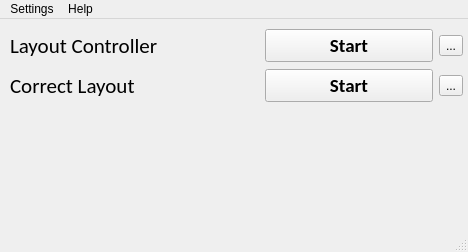
Old version of the form src/Chiya/mainwindow.ui in the repository QYQYMBA/ChiyaProject.
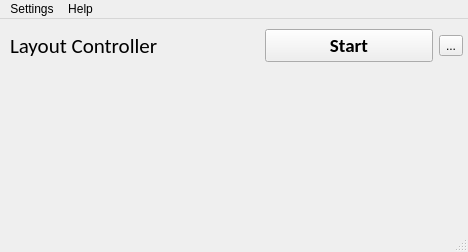
New version of the form.

Commit message: Removed CorrectLayout

```diff
--- a/src/Chiya/mainwindow.ui
+++ b/src/Chiya/mainwindow.ui
@@ -83,75 +83,6 @@
      </item>
     </layout>
    </widget>
-   <widget class="QWidget" name="layoutWidget_2">
-    <property name="geometry">
-     <rect>
-      <x>10</x>
-      <y>50</y>
-      <width>453</width>
-      <height>33</height>
-     </rect>
-    </property>
-    <layout class="QHBoxLayout" name="clHorizontalLayout">
-     <item>
-      <widget class="QLabel" name="clLabel">
-       <property name="font">
-        <font>
-         <family>Calibri</family>
-         <pointsize>16</pointsize>
-        </font>
-       </property>
-       <property name="toolTip">
-        <string>This module switches layouts just like windows do, but with more customize options</string>
-       </property>
-       <property name="text">
-        <string>Correct Layout</string>
-       </property>
-      </widget>
-     </item>
-     <item>
-      <spacer name="horizontalSpacer_3">
-       <property name="orientation">
-        <enum>Qt::Horizontal</enum>
-       </property>
-       <property name="sizeType">
-        <enum>QSizePolicy::Fixed</enum>
-       </property>
-       <property name="sizeHint" stdset="0">
-        <size>
-         <width>80</width>
-         <height>20</height>
-        </size>
-       </property>
-      </spacer>
-     </item>
-     <item>
-      <widget class="QPushButton" name="clStateButton">
-       <property name="font">
-        <font>
-         <family>Calibri</family>
-         <pointsize>14</pointsize>
-         <weight>75</weight>
-         <bold>true</bold>
-        </font>
-       </property>
-       <property name="text">
-        <string>Start</string>
-       </property>
-      </widget>
-     </item>
-     <item>
-      <widget class="QToolButton" name="clSettingsButton">
-       <property name="toolTip">
-        <string>Layout Controller settings</string>
-       </property>
-       <property name="text">
-        <string>...</string>
-       </property>
-      </widget>
-     </item>
-    </layout>
-   </widget>
   </widget>
   <widget class="QMenuBar" name="menubar">
    <property name="geometry">
```
The commit also changes 12 other files.
